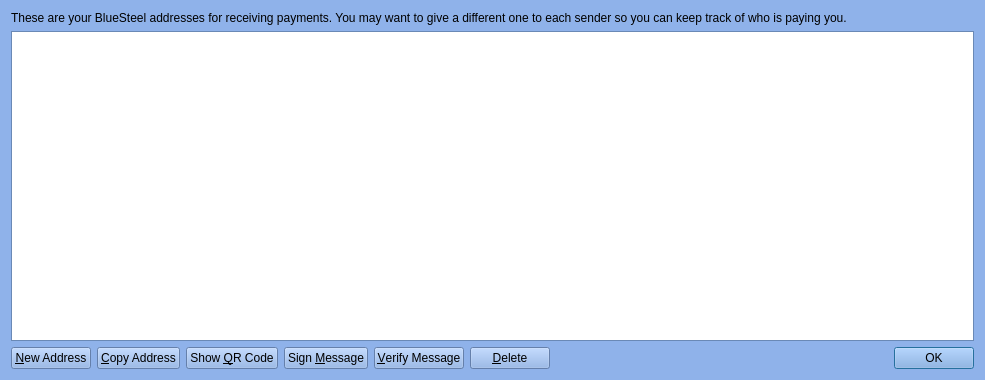
Above: src/qt/forms/addressbookpage.ui from BlueSteelCoin/bluesteel before the change. Below: the same form after it.
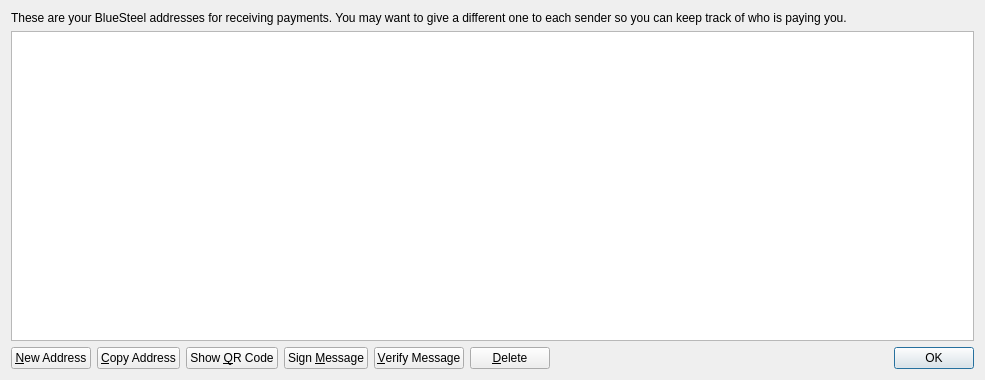
That is the form after the change. Icons and pictures are not drawn.

What changed in the file:
```diff
--- a/src/qt/forms/addressbookpage.ui
+++ b/src/qt/forms/addressbookpage.ui
@@ -10,421 +10,6 @@
     <height>380</height>
    </rect>
   </property>
-  <property name="palette">
-   <palette>
-    <active>
-     <colorrole role="WindowText">
-      <brush brushstyle="SolidPattern">
-       <color alpha="255">
-        <red>0</red>
-        <green>0</green>
-        <blue>0</blue>
-       </color>
-      </brush>
-     </colorrole>
-     <colorrole role="Button">
-      <brush brushstyle="SolidPattern">
-       <color alpha="238">
-        <red>135</red>
-        <green>173</green>
-        <blue>232</blue>
-       </color>
-      </brush>
-     </colorrole>
-     <colorrole role="Light">
-      <brush brushstyle="SolidPattern">
-       <color alpha="238">
-        <red>241</red>
-        <green>247</green>
-        <blue>255</blue>
-       </color>
-      </brush>
-     </colorrole>
-     <colorrole role="Midlight">
-      <brush brushstyle="SolidPattern">
-       <color alpha="238">
-        <red>188</red>
-        <green>210</green>
-        <blue>243</blue>
-       </color>
-      </brush>
-     </colorrole>
-     <colorrole role="Dark">
-      <brush brushstyle="SolidPattern">
-       <color alpha="238">
-        <red>67</red>
-        <green>86</green>
-        <blue>116</blue>
-       </color>
-      </brush>
-     </colorrole>
-     <colorrole role="Mid">
-      <brush brushstyle="SolidPattern">
-       <color alpha="238">
-        <red>90</red>
-        <green>115</green>
-        <blue>154</blue>
-       </color>
-      </brush>
-     </colorrole>
-     <colorrole role="Text">
-      <brush brushstyle="SolidPattern">
-       <color alpha="255">
-        <red>0</red>
-        <green>0</green>
-        <blue>0</blue>
-       </color>
-      </brush>
-     </colorrole>
-     <colorrole role="BrightText">
-      <brush brushstyle="SolidPattern">
-       <color alpha="255">
-        <red>255</red>
-        <green>255</green>
-        <blue>255</blue>
-       </color>
-      </brush>
-     </colorrole>
-     <colorrole role="ButtonText">
-      <brush brushstyle="SolidPattern">
-       <color alpha="255">
-        <red>0</red>
-        <green>0</green>
-        <blue>0</blue>
-       </color>
-      </brush>
-     </colorrole>
-     <colorrole role="Base">
-      <brush brushstyle="SolidPattern">
-       <color alpha="255">
-        <red>255</red>
-        <green>255</green>
-        <blue>255</blue>
-       </color>
-      </brush>
-     </colorrole>
-     <colorrole role="Window">
-      <brush brushstyle="SolidPattern">
-       <color alpha="238">
-        <red>135</red>
-        <green>173</green>
-        <blue>232</blue>
-       </color>
-      </brush>
-     </colorrole>
-     <colorrole role="Shadow">
-      <brush brushstyle="SolidPattern">
-       <color alpha="255">
-        <red>0</red>
-        <green>0</green>
-        <blue>0</blue>
-       </color>
-      </brush>
-     </colorrole>
-     <colorrole role="AlternateBase">
-      <brush brushstyle="SolidPattern">
-       <color alpha="246">
-        <red>195</red>
-        <green>214</green>
-        <blue>243</blue>
-       </color>
-      </brush>
-     </colorrole>
-     <colorrole role="ToolTipBase">
-      <brush brushstyle="SolidPattern">
-       <color alpha="255">
-        <red>255</red>
-        <green>255</green>
-        <blue>220</blue>
-       </color>
-      </brush>
-     </colorrole>
-     <colorrole role="ToolTipText">
-      <brush brushstyle="SolidPattern">
-       <color alpha="255">
-        <red>0</red>
-        <green>0</green>
-        <blue>0</blue>
-       </color>
-      </brush>
-     </colorrole>
-    </active>
-    <inactive>
-     <colorrole role="WindowText">
-      <brush brushstyle="SolidPattern">
-       <color alpha="255">
-        <red>0</red>
-        <green>0</green>
-        <blue>0</blue>
-       </color>
-      </brush>
-     </colorrole>
-     <colorrole role="Button">
-      <brush brushstyle="SolidPattern">
-       <color alpha="238">
-        <red>135</red>
-        <green>173</green>
-        <blue>232</blue>
-       </color>
-      </brush>
-     </colorrole>
-     <colorrole role="Light">
-      <brush brushstyle="SolidPattern">
-       <color alpha="238">
-        <red>241</red>
-        <green>247</green>
-        <blue>255</blue>
-       </color>
-      </brush>
-     </colorrole>
-     <colorrole role="Midlight">
-      <brush brushstyle="SolidPattern">
-       <color alpha="238">
-        <red>188</red>
-        <green>210</green>
-        <blue>243</blue>
-       </color>
-      </brush>
-     </colorrole>
-     <colorrole role="Dark">
-      <brush brushstyle="SolidPattern">
-       <color alpha="238">
-        <red>67</red>
-        <green>86</green>
-        <blue>116</blue>
-       </color>
-      </brush>
-     </colorrole>
-     <colorrole role="Mid">
-      <brush brushstyle="SolidPattern">
-       <color alpha="238">
-        <red>90</red>
-        <green>115</green>
-        <blue>154</blue>
-       </color>
-      </brush>
-     </colorrole>
-     <colorrole role="Text">
-      <brush brushstyle="SolidPattern">
-       <color alpha="255">
-        <red>0</red>
-        <green>0</green>
-        <blue>0</blue>
-       </color>
-      </brush>
-     </colorrole>
-     <colorrole role="BrightText">
-      <brush brushstyle="SolidPattern">
-       <color alpha="255">
-        <red>255</red>
-        <green>255</green>
-        <blue>255</blue>
-       </color>
-      </brush>
-     </colorrole>
-     <colorrole role="ButtonText">
-      <brush brushstyle="SolidPattern">
-       <color alpha="255">
-        <red>0</red>
-        <green>0</green>
-        <blue>0</blue>
-       </color>
-      </brush>
-     </colorrole>
-     <colorrole role="Base">
-      <brush brushstyle="SolidPattern">
-       <color alpha="255">
-        <red>255</red>
-        <green>255</green>
-        <blue>255</blue>
-       </color>
-      </brush>
-     </colorrole>
-     <colorrole role="Window">
-      <brush brushstyle="SolidPattern">
-       <color alpha="238">
-        <red>135</red>
-        <green>173</green>
-        <blue>232</blue>
-       </color>
-      </brush>
-     </colorrole>
-     <colorrole role="Shadow">
-      <brush brushstyle="SolidPattern">
-       <color alpha="255">
-        <red>0</red>
-        <green>0</green>
-        <blue>0</blue>
-       </color>
-      </brush>
-     </colorrole>
-     <colorrole role="AlternateBase">
-      <brush brushstyle="SolidPattern">
-       <color alpha="246">
-        <red>195</red>
-        <green>214</green>
-        <blue>243</blue>
-       </color>
-      </brush>
-     </colorrole>
-     <colorrole role="ToolTipBase">
-      <brush brushstyle="SolidPattern">
-       <color alpha="255">
-        <red>255</red>
-        <green>255</green>
-        <blue>220</blue>
-       </color>
-      </brush>
-     </colorrole>
-     <colorrole role="ToolTipText">
-      <brush brushstyle="SolidPattern">
-       <color alpha="255">
-        <red>0</red>
-        <green>0</green>
-        <blue>0</blue>
-       </color>
-      </brush>
-     </colorrole>
-    </inactive>
-    <disabled>
-     <colorrole role="WindowText">
-      <brush brushstyle="SolidPattern">
-       <color alpha="238">
-        <red>67</red>
-        <green>86</green>
-        <blue>116</blue>
-       </color>
-      </brush>
-     </colorrole>
-     <colorrole role="Button">
-      <brush brushstyle="SolidPattern">
-       <color alpha="238">
-        <red>135</red>
-        <green>173</green>
-        <blue>232</blue>
-       </color>
-      </brush>
-     </colorrole>
-     <colorrole role="Light">
-      <brush brushstyle="SolidPattern">
-       <color alpha="238">
-        <red>241</red>
-        <green>247</green>
-        <blue>255</blue>
-       </color>
-      </brush>
-     </colorrole>
-     <colorrole role="Midlight">
-      <brush brushstyle="SolidPattern">
-       <color alpha="238">
-        <red>188</red>
-        <green>210</green>
-        <blue>243</blue>
-       </color>
-      </brush>
-     </colorrole>
-     <colorrole role="Dark">
-      <brush brushstyle="SolidPattern">
-       <color alpha="238">
-        <red>67</red>
-        <green>86</green>
-        <blue>116</blue>
-       </color>
-      </brush>
-     </colorrole>
-     <colorrole role="Mid">
-      <brush brushstyle="SolidPattern">
-       <color alpha="238">
-        <red>90</red>
-        <green>115</green>
-        <blue>154</blue>
-       </color>
-      </brush>
-     </colorrole>
-     <colorrole role="Text">
-      <brush brushstyle="SolidPattern">
-       <color alpha="238">
-        <red>67</red>
-        <green>86</green>
-        <blue>116</blue>
-       </color>
-      </brush>
-     </colorrole>
-     <colorrole role="BrightText">
-      <brush brushstyle="SolidPattern">
-       <color alpha="255">
-        <red>255</red>
-        <green>255</green>
-        <blue>255</blue>
-       </color>
-      </brush>
-     </colorrole>
-     <colorrole role="ButtonText">
-      <brush brushstyle="SolidPattern">
-       <color alpha="238">
-        <red>67</red>
-        <green>86</green>
-        <blue>116</blue>
-       </color>
-      </brush>
-     </colorrole>
-     <colorrole role="Base">
-      <brush brushstyle="SolidPattern">
-       <color alpha="238">
-        <red>135</red>
-        <green>173</green>
-        <blue>232</blue>
-       </color>
-      </brush>
-     </colorrole>
-     <colorrole role="Window">
-      <brush brushstyle="SolidPattern">
-       <color alpha="238">
-        <red>135</red>
-        <green>173</green>
-        <blue>232</blue>
-       </color>
-      </brush>
-     </colorrole>
-     <colorrole role="Shadow">
-      <brush brushstyle="SolidPattern">
-       <color alpha="255">
-        <red>0</red>
-        <green>0</green>
-        <blue>0</blue>
-       </color>
-      </brush>
-     </colorrole>
-     <colorrole role="AlternateBase">
-      <brush brushstyle="SolidPattern">
-       <color alpha="238">
-        <red>135</red>
-        <green>173</green>
-        <blue>232</blue>
-       </color>
-      </brush>
-     </colorrole>
-     <colorrole role="ToolTipBase">
-      <brush brushstyle="SolidPattern">
-       <color alpha="255">
-        <red>255</red>
-        <green>255</green>
-        <blue>220</blue>
-       </color>
-      </brush>
-     </colorrole>
-     <colorrole role="ToolTipText">
-      <brush brushstyle="SolidPattern">
-       <color alpha="255">
-        <red>0</red>
-        <green>0</green>
-        <blue>0</blue>
-       </color>
-      </brush>
-     </colorrole>
-    </disabled>
-   </palette>
-  </property>
   <property name="windowTitle">
    <string>Address Book</string>
   </property>
```
